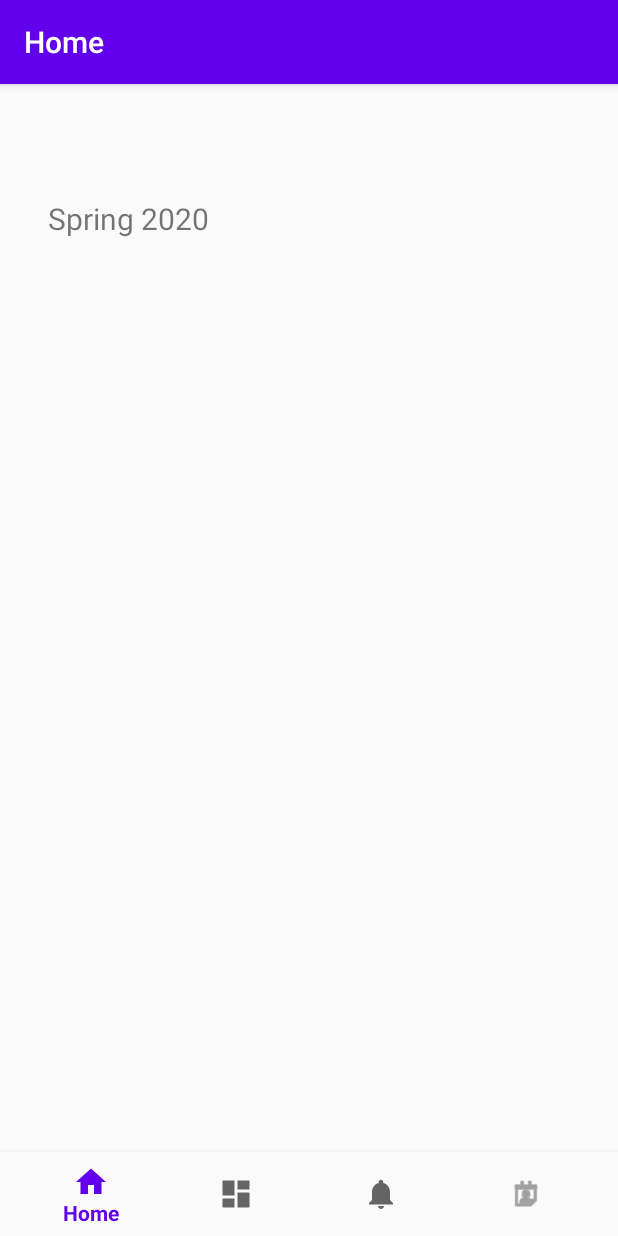
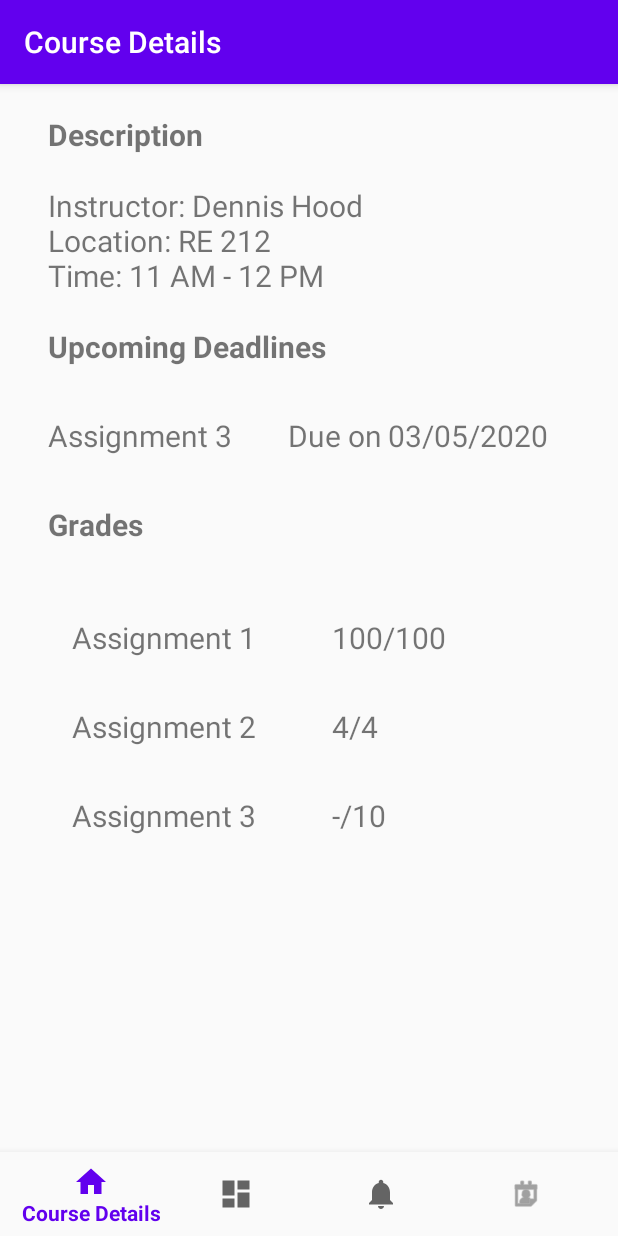
Before and after one commit to rheashetty74/Academic_Tracker, an Android app: the HomeFragment screen opened directly, with no data from a screen before it, on a phone screen of 412 x 824 dp. Run offline under Robolectric (Android 15) with nearby library versions, the phone set to English and light mode, and no system bars; our stand-ins replace navigation-ui.

Commit message:
Course Details feature:
Displaying course description, upcoming deadline, and grades in fragment.
Bottom Navigation as Tabs added.

```diff
--- /dev/null
+++ b/app/src/main/java/com/iit/academictracker/data_models/Assignment.java
@@ -0,0 +1,37 @@
+package com.iit.academictracker.data_models;
+
+public class Assignment {
+    private String id;
+    private String deadline;
+    private String grade;
+
+    public Assignment(String id, String deadline, String grade) {
+        this.id = id;
+        this.deadline = deadline;
+        this.grade = grade;
+    }
+
+    public String getId() {
+        return id;
+    }
+
+    public void setId(String id) {
+        this.id = id;
+    }
+
+    public String getDeadline() {
+        return deadline;
+    }
+
+    public void setDeadline(String deadline) {
+        this.deadline = deadline;
+    }
+
+    public String getGrade() {
+        return grade;
+    }
+
+    public void setGrade(String grade) {
+        this.grade = grade;
+    }
+}
--- /dev/null
+++ b/app/src/main/java/com/iit/academictracker/data_models/CourseDetails.java
@@ -0,0 +1,105 @@
+package com.iit.academictracker.data_models;
+
+import java.util.ArrayList;
+
+public class CourseDetails {
+
+    private String courseID;
+    private String instructorName;
+    private String instructorEmail;
+    private String taName;
+    private String taEmail;
+    private String location;
+    private String time;
+    private String description;
+    private ArrayList<Assignment> assignments;
+
+    public CourseDetails(String courseID, String instructorName, String instructorEmail, String taName, String taEmail, String location, String time, String description, ArrayList<Assignment> assignments) {
+        this.courseID = courseID;
+        this.instructorName = instructorName;
+        this.instructorEmail = instructorEmail;
+        this.taName = taName;
+        this.taEmail = taEmail;
+        this.location = location;
+        this.time = time;
+        this.description = description;
+        this.assignments = assignments;
+    }
+
+    public CourseDetails(String courseID, ArrayList<Assignment> assignments) {
+        this.courseID = courseID;
+        this.assignments = assignments;
+    }
+
+    public String getCourseID() {
+        return courseID;
+    }
+
+    public void setCourseID(String courseID) {
+        this.courseID = courseID;
+    }
+
+    public String getInstructorName() {
+        return instructorName;
+    }
+
+    public void setInstructorName(String instructorName) {
+        this.instructorName = instructorName;
+    }
+
+    public String getInstructorEmail() {
+        return instructorEmail;
+    }
+
+    public void setInstructorEmail(String instructorEmail) {
+        this.instructorEmail = instructorEmail;
+    }
+
+    public String getTaName() {
+        return taName;
+    }
+
+    public void setTaName(String taName) {
+        this.taName = taName;
+    }
+
+    public String getTaEmail() {
+        return taEmail;
+    }
+
+    public void setTaEmail(String taEmail) {
+        this.taEmail = taEmail;
+    }
+
+    public String getLocation() {
+        return location;
+    }
+
+    public void setLocation(String location) {
+        this.location = location;
+    }
+
+    public String getTime() {
+        return time;
+    }
+
+    public void setTime(String time) {
+        this.time = time;
+    }
+
+    public String getDescription() {
+        return description;
+    }
+
+    public void setDescription(String description) {
+        this.description = description;
+    }
+
+    public ArrayList<Assignment> getAssignments() {
+        return assignments;
+    }
+
+    public void setAssignments(ArrayList<Assignment> assignments) {
+        this.assignments = assignments;
+    }
+}
--- a/app/src/main/java/com/iit/academictracker/data_models/CourseInfo.java
+++ b/app/src/main/java/com/iit/academictracker/data_models/CourseInfo.java
@@ -3,29 +3,11 @@ package com.iit.academictracker.data_models;
 public class CourseInfo {
     public String courseID;
     public String courseName;
-    public String instructorName;
-    public String instructorEmail;
-    public String taName;
-    public String taEmail;
-    public String location;
-    public String time;
-    public String description;
+
 
     public CourseInfo(String courseID, String courseName) {
         this.courseID = courseID;
         this.courseName = courseName;
-    }
-
-    public CourseInfo(String courseID, String courseName, String instructorName, String instructorEmail, String taName, String taEmail, String location, String time, String description) {
-        this.courseID = courseID;
-        this.courseName = courseName;
-        this.instructorName = instructorName;
-        this.instructorEmail = instructorEmail;
-        this.taName = taName;
-        this.taEmail = taEmail;
-        this.location = location;
-        this.time = time;
-        this.description = description;
     }
 
     public String getCourseID() {
@@ -43,60 +25,4 @@ public class CourseInfo {
     public void setCourseName(String courseName) {
         this.courseName = courseName;
     }
-
-    public String getInstructorName() {
-        return instructorName;
-    }
-
-    public void setInstructorName(String instructorName) {
-        this.instructorName = instructorName;
-    }
-
-    public String getInstructorEmail() {
-        return instructorEmail;
-    }
-
-    public void setInstructorEmail(String instructorEmail) {
-        this.instructorEmail = instructorEmail;
-    }
-
-    public String getTaName() {
-        return taName;
-    }
-
-    public void setTaName(String taName) {
-        this.taName = taName;
-    }
-
-    public String getTaEmail() {
-        return taEmail;
-    }
-
-    public void setTaEmail(String taEmail) {
-        this.taEmail = taEmail;
-    }
-
-    public String getLocation() {
-        return location;
-    }
-
-    public void setLocation(String location) {
-        this.location = location;
-    }
-
-    public String getTime() {
-        return time;
-    }
-
-    public void setTime(String time) {
-        this.time = time;
-    }
-
-    public String getDescription() {
-        return description;
-    }
-
-    public void setDescription(String description) {
-        this.description = description;
-    }
 }
--- /dev/null
+++ b/app/src/main/java/com/iit/academictracker/ui/home/GradesListAdapter.java
@@ -0,0 +1,55 @@
+package com.iit.academictracker.ui.home;
+
+import android.view.LayoutInflater;
+import android.view.View;
+import android.view.ViewGroup;
+import android.widget.LinearLayout;
+import android.widget.TextView;
+
+import androidx.annotation.NonNull;
+import androidx.recyclerview.widget.RecyclerView;
+
+import com.iit.academictracker.R;
+import com.iit.academictracker.data_models.Assignment;
+
+import java.util.ArrayList;
+
+public class GradesListAdapter extends RecyclerView.Adapter<GradesListAdapter.GradesViewHolder> {
+
+    private ArrayList<Assignment> assignments;
+
+    @Override
+    public GradesListAdapter.GradesViewHolder onCreateViewHolder(ViewGroup parent,
+                                                                 int viewType) {
+
+        LinearLayout v = (LinearLayout) LayoutInflater.from(parent.getContext())
+                .inflate(R.layout.template_course_info, parent, false);
+        return new GradesListAdapter.GradesViewHolder(v);
+    }
+
+    @Override
+    public void onBindViewHolder(@NonNull GradesViewHolder holder, int position) {
+        Assignment assignment = assignments.get(position);
+        String displayGrade = "Assignment " +assignment.getId()+"\t\t\t\t" + assignment.getGrade();
+        holder.grades.setText(displayGrade);
+    }
+
+    @Override
+    public int getItemCount() {
+        return assignments.size();
+    }
+
+    public class GradesViewHolder extends RecyclerView.ViewHolder {
+
+        TextView grades;
+        public GradesViewHolder(@NonNull View itemView) {
+            super(itemView);
+            grades = itemView.findViewById(R.id.course_list_item);
+        }
+    }
+
+    void setGradesList(ArrayList<Assignment> assignments) {
+        this.assignments = assignments;
+        notifyDataSetChanged();
+    }
+}
--- a/app/src/main/java/com/iit/academictracker/ui/home/HomeFragment.java
+++ b/app/src/main/java/com/iit/academictracker/ui/home/HomeFragment.java
@@ -11,25 +11,56 @@ import androidx.annotation.Nullable;
 import androidx.fragment.app.Fragment;
 import androidx.lifecycle.Observer;
 import androidx.lifecycle.ViewModelProviders;
+import androidx.recyclerview.widget.DividerItemDecoration;
+import androidx.recyclerview.widget.LinearLayoutManager;
+import androidx.recyclerview.widget.RecyclerView;
 
 import com.iit.academictracker.R;
+import com.iit.academictracker.data_models.Assignment;
+
+import java.util.ArrayList;
 
 public class HomeFragment extends Fragment {
 
     private HomeViewModel homeViewModel;
+    private ArrayList<Assignment> assignments;
 
     public View onCreateView(@NonNull LayoutInflater inflater,
                              ViewGroup container, Bundle savedInstanceState) {
         homeViewModel =
                 ViewModelProviders.of(this).get(HomeViewModel.class);
         View root = inflater.inflate(R.layout.fragment_home, container, false);
-        final TextView textView = root.findViewById(R.id.text_home);
-        homeViewModel.getText().observe(getViewLifecycleOwner(), new Observer<String>() {
+        final GradesListAdapter gradesListAdapter = new GradesListAdapter();
+
+        final TextView courseDescription = root.findViewById(R.id.course_description);
+        final TextView upcomingDeadlines = root.findViewById(R.id.deadlines_list);
+        RecyclerView recyclerView = root.findViewById(R.id.grades_list);
+        recyclerView.setLayoutManager(new LinearLayoutManager(getContext()));
+        recyclerView.setAdapter(gradesListAdapter);
+        DividerItemDecoration dividerItemDecoration = new DividerItemDecoration(recyclerView.getContext(),
+                LinearLayoutManager.VERTICAL);
+
+        homeViewModel.getDescription().observe(getViewLifecycleOwner(), new Observer<String>() {
             @Override
             public void onChanged(@Nullable String s) {
-                textView.setText(s);
+                courseDescription.setText(s);
             }
         });
+
+        homeViewModel.getDeadline().observe(getViewLifecycleOwner(), new Observer<String>() {
+            @Override
+            public void onChanged(@Nullable String s) {
+                upcomingDeadlines.setText(s);
+            }
+        });
+
+        homeViewModel.getAssignments().observe(getViewLifecycleOwner(), new Observer<ArrayList<Assignment>>() {
+            @Override
+            public void onChanged(ArrayList<Assignment> assignments) {
+                    gradesListAdapter.setGradesList(assignments);
+            }
+        });
+
         return root;
     }
 }
--- a/app/src/main/java/com/iit/academictracker/ui/home/HomeViewModel.java
+++ b/app/src/main/java/com/iit/academictracker/ui/home/HomeViewModel.java
@@ -4,16 +4,39 @@ import androidx.lifecycle.LiveData;
 import androidx.lifecycle.MutableLiveData;
 import androidx.lifecycle.ViewModel;
 
+import com.iit.academictracker.data_models.Assignment;
+
+import java.util.ArrayList;
+
 public class HomeViewModel extends ViewModel {
 
-    private MutableLiveData<String> mText;
+    private MutableLiveData<String> description;
+    private MutableLiveData<String> deadline;
+    private MutableLiveData<ArrayList<Assignment>> assignments;
 
     public HomeViewModel() {
-        mText = new MutableLiveData<>();
-        mText.setValue("Spring 2020");
+        description = new MutableLiveData<>();
+        deadline = new MutableLiveData<>();
+        assignments = new MutableLiveData<>();
+        description.setValue("Instructor: Dennis Hood\nLocation: RE 212\nTime: 11 AM - 12 PM");
+        deadline.setValue("Assignment 3\t\t\tDue on\t03/05/2020");
+        ArrayList<Assignment> defaultAssignments = getDefaultAssignments();
+        assignments.setValue(defaultAssignments);
     }
 
-    public LiveData<String> getText() {
-        return mText;
+    public LiveData<String> getDescription() {
+        return description;
+    }
+
+    public LiveData<String> getDeadline() { return deadline; }
+
+    public LiveData<ArrayList<Assignment>> getAssignments() { return assignments; }
+
+    private ArrayList<Assignment> getDefaultAssignments() {
+        ArrayList<Assignment> defaultAssignments = new ArrayList<>();
+        defaultAssignments.add(new Assignment("1",null,"100/100"));
+        defaultAssignments.add(new Assignment("2",null,"4/4"));
+        defaultAssignments.add(new Assignment("3","03/05/2020","-/10"));
+        return defaultAssignments;
     }
 }
--- a/app/src/main/java/com/iit/academictracker/ui/login/LoginActivity.java
+++ b/app/src/main/java/com/iit/academictracker/ui/login/LoginActivity.java
@@ -40,7 +40,7 @@ public class LoginActivity extends AppCompatActivity {
                 Log.d(TAG, "password: "+password.getText().toString());
                 Login loginInfo = new Login(email.getText().toString(),
                         password.getText().toString());
-                boolean response = loginViewModel.verifyLoginInfo(loginInfo);
+                boolean response = true; //loginViewModel.verifyLoginInfo(loginInfo);
                 if (response) {
                     Intent intent = new Intent(LoginActivity.this, CourseInfoActivity.class);
                     startActivity(intent);
--- a/app/src/main/res/layout/activity_navigation.xml
+++ b/app/src/main/res/layout/activity_navigation.xml
@@ -3,8 +3,7 @@
     xmlns:app="http://schemas.android.com/apk/res-auto"
     android:id="@+id/container"
     android:layout_width="match_parent"
-    android:layout_height="match_parent"
-    android:paddingTop="?attr/actionBarSize">
+    android:layout_height="match_parent">
 
     <com.google.android.material.bottomnavigation.BottomNavigationView
         android:id="@+id/nav_view"
--- a/app/src/main/res/layout/fragment_home.xml
+++ b/app/src/main/res/layout/fragment_home.xml
@@ -1,29 +1,71 @@
 <?xml version="1.0" encoding="utf-8"?>
-<androidx.constraintlayout.widget.ConstraintLayout xmlns:android="http://schemas.android.com/apk/res/android"
+<LinearLayout xmlns:android="http://schemas.android.com/apk/res/android"
     xmlns:app="http://schemas.android.com/apk/res-auto"
     xmlns:tools="http://schemas.android.com/tools"
     android:layout_width="match_parent"
     android:layout_height="match_parent"
+    android:orientation="vertical"
     tools:context=".ui.home.HomeFragment">
 
     <TextView
-        android:id="@+id/text_home"
         android:layout_width="match_parent"
         android:layout_height="wrap_content"
         android:layout_marginStart="32dp"
         android:layout_marginTop="20dp"
         android:layout_marginEnd="32dp"
         android:textSize="20sp"
-        app:layout_constraintEnd_toEndOf="parent"
-        app:layout_constraintStart_toStartOf="parent"
-        app:layout_constraintTop_toTopOf="parent" />
+        android:textStyle="bold"
+        android:text="@string/description"/>
 
-    <androidx.recyclerview.widget.RecyclerView
-        android:id="@+id/course_list"
+    <TextView
+        android:id="@+id/course_description"
+        android:layout_width="match_parent"
+        android:layout_height="wrap_content"
+        android:layout_marginStart="32dp"
+        android:layout_marginTop="20dp"
+        android:layout_marginEnd="32dp"
+        android:textSize="20sp" />
+
+
+    <TextView
+        android:id="@+id/upcoming_deadlines"
+        android:layout_width="match_parent"
+        android:layout_height="wrap_content"
+        android:layout_marginStart="32dp"
+        android:layout_marginTop="20dp"
+        android:layout_marginEnd="32dp"
+        android:textSize="20sp"
+        android:textStyle="bold"
+        android:text="@string/upcoming_deadlines" />
+
+    <TextView
+        android:id="@+id/deadlines_list"
         android:layout_width="match_parent"
         android:layout_height="wrap_content"
         android:layout_marginStart="32dp"
         android:layout_marginEnd="32dp"
         android:layout_marginTop="32dp"
-        app:layout_constraintTop_toBottomOf="@id/text_home"/>
-</androidx.constraintlayout.widget.ConstraintLayout>
+        android:textSize="20sp"/>
+
+    <TextView
+        android:id="@+id/grades"
+        android:layout_width="match_parent"
+        android:layout_height="wrap_content"
+        android:layout_marginStart="32dp"
+        android:layout_marginEnd="32dp"
+        android:layout_marginTop="32dp"
+        android:textSize="20sp"
+        android:textStyle="bold"
+        android:text="@string/grades" />
+
+    <androidx.recyclerview.widget.RecyclerView
+        android:id="@+id/grades_list"
+        android:layout_width="match_parent"
+        android:layout_height="wrap_content"
+        android:layout_marginStart="32dp"
+        android:layout_marginEnd="32dp"
+        android:layout_marginTop="32dp"
+        tools:listitem="@layout/template_course_info"/>
+
+
+</LinearLayout>
--- a/app/src/main/res/values/strings.xml
+++ b/app/src/main/res/values/strings.xml
@@ -10,11 +10,14 @@
     <string name="sign_up_text">Don\'t have an account? Sign Up here:</string>
     <string name="login_error">Error: Email and/or Password incorrect. Please Try Again</string>
     <string name="title_activity_navigation">NavigationActivity</string>
-    <string name="title_home">Home</string>
+    <string name="title_home">Course Details</string>
     <string name="title_notes">Notes</string>
     <string name="title_discussion">Discussion</string>
     <string name="title_calendar">Calendar</string>
     <string name="course_list">Course List</string>
     <string name="semester_spring_2020">Spring 2020</string>
     <string name="course_list_item">Course List Item</string>
+    <string name="upcoming_deadlines">Upcoming Deadlines</string>
+    <string name="grades">Grades</string>
+    <string name="description">Description</string>
 </resources>
```
